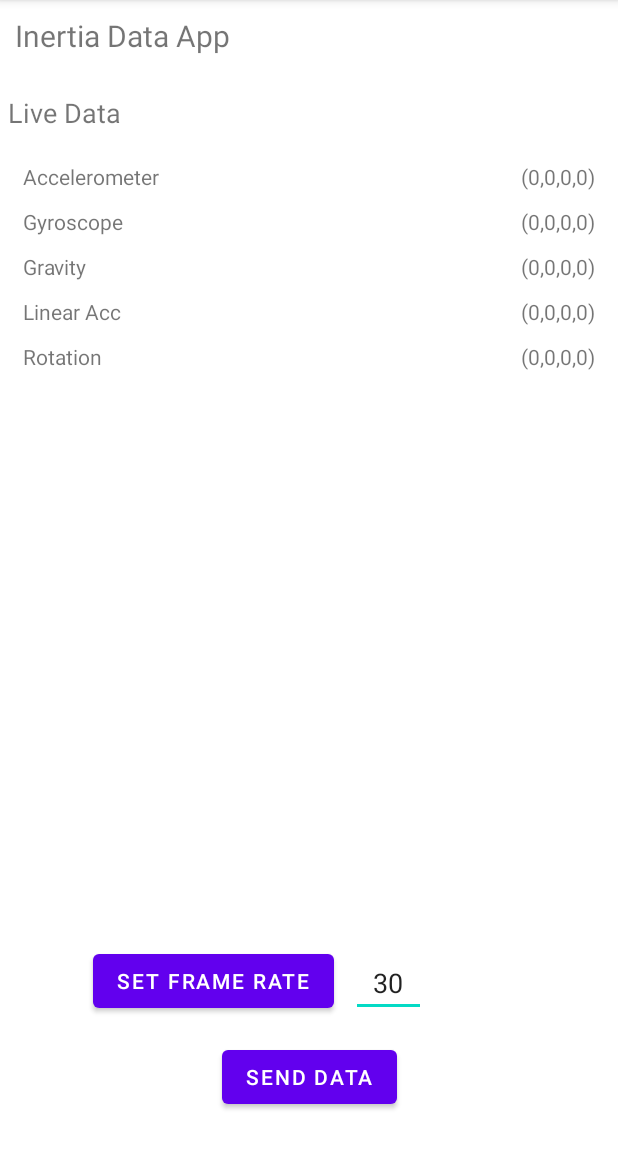
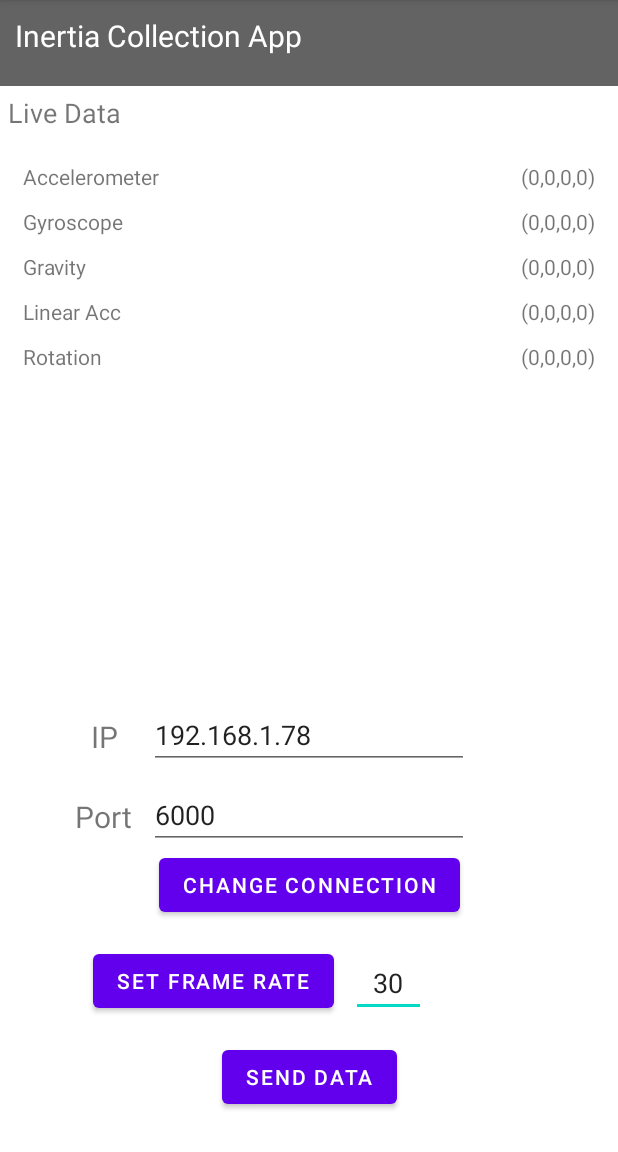
Before and after one commit to Niall010/InertiaPhoneApp, an Android app: the screen it shows after launch (MainActivity), on a phone screen of 412 x 824 dp, the part 84-1236 px from its top. Run offline under Robolectric (Android 15) with nearby library versions, the phone set to English and light mode, and no system bars; 1 statement that could not run was skipped.

Commit message:
added flash signal function, custom ip and port numbers

```diff
--- a/app/src/main/AndroidManifest.xml
+++ b/app/src/main/AndroidManifest.xml
@@ -4,6 +4,8 @@
 
     <uses-permission android:name="android.permission.INTERNET" />
     <uses-permission android:name="android.permission.READ_EXTERNAL_STORAGE" />
+    <uses-permission android:name="android.permission.CAMERA" />
+    <uses-permission android:name="android.permission.FLASHLIGHT" />
 
     <application
         android:allowBackup="true"
--- a/app/src/main/java/com/example/inertiaphoneapp/MainActivity.java
+++ b/app/src/main/java/com/example/inertiaphoneapp/MainActivity.java
@@ -1,5 +1,6 @@
 package com.example.inertiaphoneapp;
 
+import androidx.annotation.RequiresApi;
 import androidx.appcompat.app.AppCompatActivity;
 
 import android.content.Context;
@@ -7,7 +8,11 @@ import android.hardware.Sensor;
 import android.hardware.SensorEvent;
 import android.hardware.SensorEventListener;
 import android.hardware.SensorManager;
+import android.hardware.camera2.CameraAccessException;
+import android.hardware.camera2.CameraManager;
+import android.hardware.lights.LightsManager;
 import android.os.AsyncTask;
+import android.os.Build;
 import android.os.Bundle;
 import android.util.Log;
 import android.view.View;
@@ -31,6 +36,8 @@ public class MainActivity extends AppCompatActivity implements SensorEventListen
     private float millisPerFrame;
     long elapsedTimeMillis;
     private boolean isSendingData;
+    private String ipAddress;
+    private int port;
 
     //Init up sensor manager
     private SensorManager sensorManager;
@@ -49,20 +56,29 @@ public class MainActivity extends AppCompatActivity implements SensorEventListen
     private TextView frameRateText;
     private Button sendDataButton;
     private Button setFrameRateButton;
+    private TextView ipAddressText;
+    private TextView portText;
+    private Button connectionButton;
 
     private InertiaData inertiaData;
 
+    //flash light signal
+    private CameraManager cameraManager;
+    private String cameraID;
 
     @Override
     protected void onCreate(Bundle savedInstanceState) {
         super.onCreate(savedInstanceState);
         setContentView(R.layout.activity_main);
 
+        //Initialise Variables
         frame = 0;
         millisPerFrame = 1000/60; //60fps initialised
         frameTime = System.currentTimeMillis();
         isSendingData = false;
         inertiaData = new InertiaData();
+        ipAddress = "192.168.1.78";
+        port = 6000;
 
         //Get UI Elements
         accelerometerText = findViewById(R.id.accelerometerText);
@@ -73,40 +89,82 @@ public class MainActivity extends AppCompatActivity implements SensorEventListen
         sendDataButton = findViewById(R.id.sendDataButton);
         setFrameRateButton = findViewById(R.id.setFrameRateButton);
         frameRateText = findViewById(R.id.frameRateText);
+        ipAddressText = findViewById(R.id.ipAddressText);
+        portText = findViewById(R.id.portText);
+        connectionButton = findViewById(R.id.connectionButton);
 
+        //Initialise Sensors
         sensorManager = (SensorManager) getSystemService(Context.SENSOR_SERVICE);
-
         sensorAccelerometer = sensorManager.getDefaultSensor(Sensor.TYPE_ACCELEROMETER);
         sensorGravity = sensorManager.getDefaultSensor(Sensor.TYPE_GRAVITY);
         sensorGyro = sensorManager.getDefaultSensor(Sensor.TYPE_GYROSCOPE);
         sensorLinearAcceleration = sensorManager.getDefaultSensor(Sensor.TYPE_LINEAR_ACCELERATION);
         sensorRotationVector = sensorManager.getDefaultSensor(Sensor.TYPE_ROTATION_VECTOR);
 
+        //Create listeners for change of sensors
         sensorManager.registerListener(MainActivity.this, sensorAccelerometer, SensorManager.SENSOR_DELAY_FASTEST);
         sensorManager.registerListener(MainActivity.this, sensorGravity, SensorManager.SENSOR_DELAY_FASTEST);
         sensorManager.registerListener(MainActivity.this, sensorGyro, SensorManager.SENSOR_DELAY_FASTEST);
         sensorManager.registerListener(MainActivity.this, sensorLinearAcceleration, SensorManager.SENSOR_DELAY_FASTEST);
         sensorManager.registerListener(MainActivity.this, sensorRotationVector, SensorManager.SENSOR_DELAY_FASTEST);
 
+        //Initialise Camera Flash
+        cameraManager = (CameraManager) getSystemService(Context.CAMERA_SERVICE);
+        try {
+            cameraID = cameraManager.getCameraIdList() [0]; //0 for back camera
+        } catch (CameraAccessException e) {
+            e.printStackTrace();
+        }
+
+
 
         sendDataButton.setOnClickListener(new View.OnClickListener() {
+            @RequiresApi(api = Build.VERSION_CODES.M)
             @Override
             public void onClick(View v) {
               isSendingData = !isSendingData;
+
+
+                if(isSendingData)
+              {
+                  sendDataButton.setText("Stop Sending Data");
+
+                  try {
+                      cameraManager.setTorchMode(cameraID, true);
+                  } catch (CameraAccessException e) {
+                      e.printStackTrace();
+                  }
+              }
+              else
+              {
+                  sendDataButton.setText("Send Data");
+              }
+
             }
         });
 
         setFrameRateButton.setOnClickListener(new View.OnClickListener() {
             @Override
             public void onClick(View v) {
-                millisPerFrame = 1000/Long.parseLong(frameRateText.getText().toString());
+
+                millisPerFrame = 1000/Float.parseFloat(frameRateText.getText().toString());
             }
         });
+
+        connectionButton.setOnClickListener(new View.OnClickListener() {
+            @Override
+            public void onClick(View v) {
+                ipAddress = ipAddressText.getText().toString();
+                port = Integer.parseInt(portText.getText().toString());
+            }
+        });
+
 
     }
 
 
 
+    @RequiresApi(api = Build.VERSION_CODES.M)
     @Override
     public void onSensorChanged(SensorEvent event) {
         //Assign UI live data#
@@ -140,11 +198,16 @@ public class MainActivity extends AppCompatActivity implements SensorEventListen
 
         if(isSendingData == true) {
             //send data every 16 milliseconds, therefore 999 every second almost 60fps
-            if (elapsedTimeMillis > frame) {
+            if (elapsedTimeMillis > millisPerFrame) {
                 frameTime = System.currentTimeMillis();
                 BackgroundTask b1 = new BackgroundTask();
                 b1.execute("frame " +  frame + " " + inertiaData.convertToString(inertiaData));
                 frame++;
+            }
+            try {
+                cameraManager.setTorchMode(cameraID, false);
+            } catch (CameraAccessException e) {
+                e.printStackTrace();
             }
         }
     }
@@ -171,7 +234,7 @@ public class MainActivity extends AppCompatActivity implements SensorEventListen
         protected Void doInBackground(String... voids) {
             try {
                 String message = voids[0];
-                s = new Socket("192.168.1.78", 6000);
+                s = new Socket(ipAddress, port);
                 writer = new PrintWriter(s.getOutputStream());
                 writer.write(String.valueOf(message));
                 writer.flush();
--- a/app/src/main/res/layout/activity_main.xml
+++ b/app/src/main/res/layout/activity_main.xml
@@ -10,6 +10,7 @@
         android:id="@+id/topBar"
         android:layout_width="match_parent"
         android:layout_height="wrap_content"
+        android:background="#636363"
         android:orientation="vertical"
         app:layout_constraintEnd_toEndOf="parent"
         app:layout_constraintStart_toStartOf="parent"
@@ -22,8 +23,9 @@
             android:paddingStart="10dp"
             android:paddingTop="10dp"
             android:paddingBottom="20sp"
-            android:text="Inertia Data App"
+            android:text="Inertia Collection App"
             android:textAlignment="viewStart"
+            android:textColor="#FFFFFF"
             android:textSize="20sp" />
     </LinearLayout>
 
@@ -181,6 +183,65 @@
                 app:layout_constraintHorizontal_bias="0.224"
                 app:layout_constraintStart_toStartOf="parent" />
 
+            <EditText
+                android:id="@+id/ipAddressText"
+                android:layout_width="wrap_content"
+                android:layout_height="wrap_content"
+                android:layout_marginBottom="8dp"
+                android:ems="10"
+                android:hint="IP Address"
+                android:inputType="textPersonName"
+                android:text="192.168.1.78"
+                app:layout_constraintBottom_toTopOf="@+id/portText"
+                app:layout_constraintEnd_toEndOf="parent"
+                app:layout_constraintStart_toStartOf="parent" />
+
+            <EditText
+                android:id="@+id/portText"
+                android:layout_width="wrap_content"
+                android:layout_height="wrap_content"
+                android:ems="10"
+                android:hint="Port"
+                android:inputType="textPersonName"
+                android:text="6000"
+                app:layout_constraintBottom_toTopOf="@+id/connectionButton"
+                app:layout_constraintEnd_toEndOf="parent"
+                app:layout_constraintStart_toStartOf="parent" />
+
+            <TextView
+                android:id="@+id/textView4"
+                android:layout_width="wrap_content"
+                android:layout_height="wrap_content"
+                android:layout_marginBottom="8dp"
+                android:text="IP"
+                android:textSize="20sp"
+                app:layout_constraintBottom_toBottomOf="@+id/ipAddressText"
+                app:layout_constraintEnd_toStartOf="@+id/ipAddressText"
+                app:layout_constraintHorizontal_bias="0.71"
+                app:layout_constraintStart_toStartOf="parent" />
+
+            <TextView
+                android:id="@+id/textView6"
+                android:layout_width="wrap_content"
+                android:layout_height="wrap_content"
+                android:layout_marginBottom="8dp"
+                android:text="Port"
+                android:textSize="20sp"
+                app:layout_constraintBottom_toBottomOf="@+id/portText"
+                app:layout_constraintEnd_toStartOf="@+id/portText"
+                app:layout_constraintHorizontal_bias="0.777"
+                app:layout_constraintStart_toStartOf="parent" />
+
+            <Button
+                android:id="@+id/connectionButton"
+                android:layout_width="wrap_content"
+                android:layout_height="wrap_content"
+                android:layout_marginBottom="16dp"
+                android:text="Change Connection"
+                app:layout_constraintBottom_toTopOf="@+id/setFrameRateButton"
+                app:layout_constraintEnd_toEndOf="parent"
+                app:layout_constraintStart_toStartOf="parent" />
+
         </androidx.constraintlayout.widget.ConstraintLayout>
 
     </androidx.constraintlayout.widget.ConstraintLayout>
```
